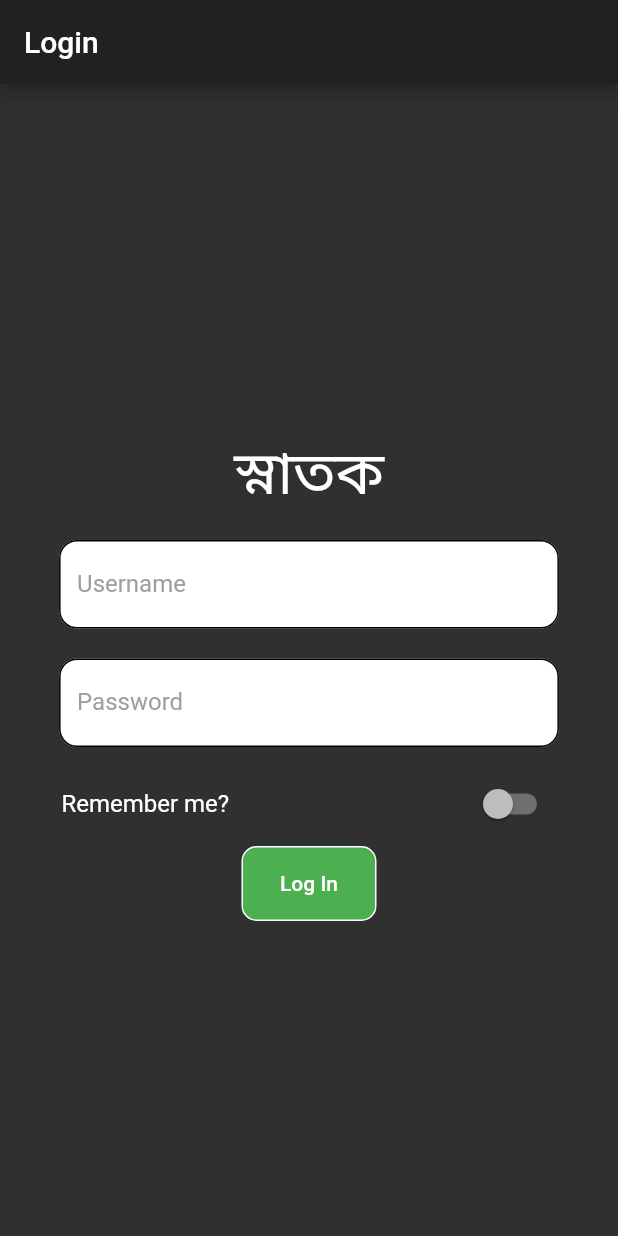
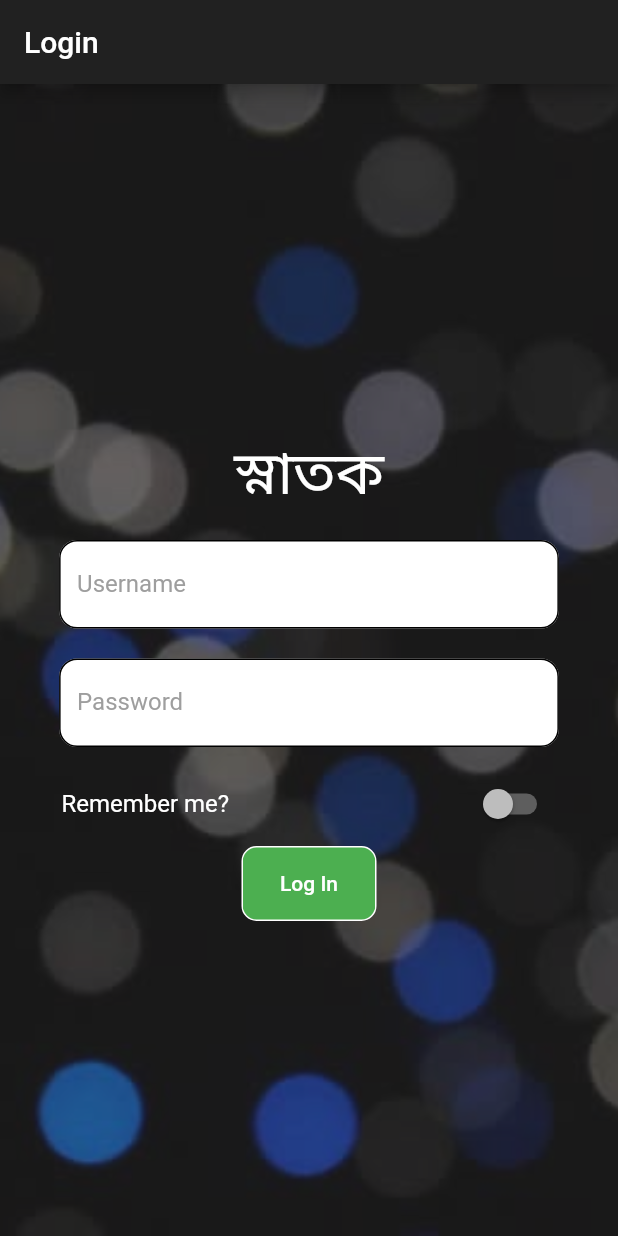
Before and after one commit to ShanjinurIslam/Snatok-Flutter, a Flutter app: the screen it shows after launch, on a phone screen of 412 x 824 dp. Run offline on Flutter 3.47's test engine with Material 2 defaults, Android fonts, the phone set to English and light mode, and no system bars.

Commit message:
adding background image in the auth page

```diff
--- a/snatok/lib/views/auth.dart
+++ b/snatok/lib/views/auth.dart
@@ -18,7 +18,11 @@ class _AuthPageState extends State<AuthPageView> {
         appBar: AppBar(
           title: Text('Login'),
         ),
-        body: Center(
+        body: Container(
+            decoration: BoxDecoration(
+                image: DecorationImage(colorFilter: ColorFilter.mode(Colors.white.withOpacity(0.5), BlendMode.dstATop),
+                    fit: BoxFit.cover, image: AssetImage('assets/2.jpg'))),
+            child: Center(
               child: SingleChildScrollView(
                   child: Column(
                 children: <Widget>[
@@ -98,6 +102,6 @@ class _AuthPageState extends State<AuthPageView> {
                   ),
                 ],
               )),
-        ));
+            )));
   }
 }
--- a/snatok/pubspec.yaml
+++ b/snatok/pubspec.yaml
@@ -43,6 +43,7 @@ flutter:
   # To add assets to your application, add an assets section, like this:
   assets:
     - assets/1.jpg
+    - assets/2.jpg
   #  - images/a_dot_ham.jpeg
 
   # An image asset can refer to one or more resolution-specific "variants", see
```
Also changed, not shown: snatok/assets/2.jpg (added). Lines whose indentation alone changed are shown as unchanged.
